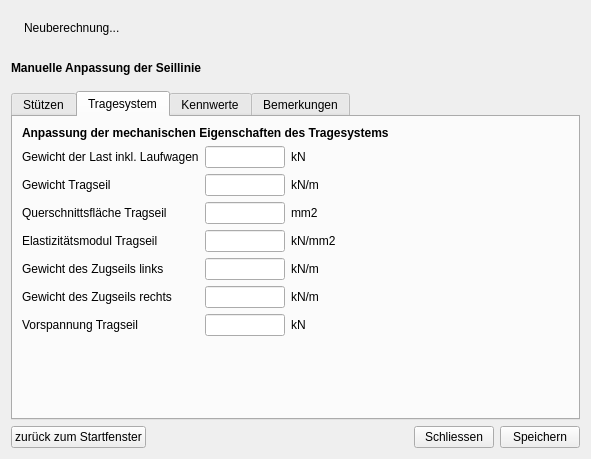
Above: gui/adjustmentDialog.ui from piMoll/SEILAPLAN before the change. Below: the same form after it.
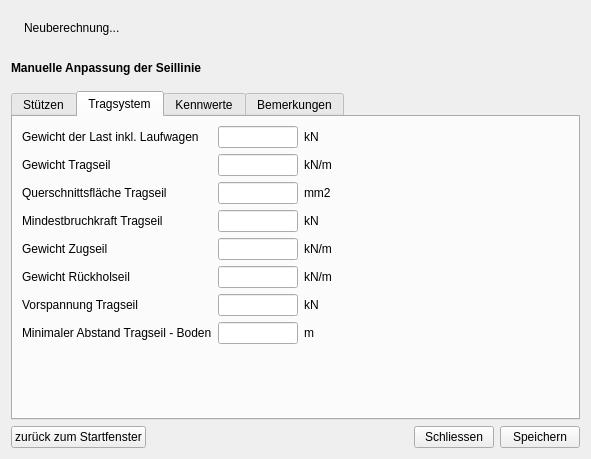
That is the form after the change. The open tabs and pages were chosen to show the change. Icons and pictures are not drawn.

The edit to the form file:
```diff
--- a/gui/adjustmentDialog.ui
+++ b/gui/adjustmentDialog.ui
@@ -366,22 +366,15 @@
        </widget>
        <widget class="QWidget" name="tabCableline">
         <attribute name="title">
-         <string>Tragesystem</string>
+         <string>Tragsystem</string>
         </attribute>
         <layout class="QGridLayout" name="gridLayout">
-         <item row="1" column="0">
+         <item row="0" column="0">
           <layout class="QGridLayout" name="gridLayout_3">
-           <item row="6" column="0">
-            <widget class="QLabel" name="label_10">
+           <item row="5" column="2">
+            <widget class="QLabel" name="label_14">
              <property name="text">
-              <string>Vorspannung Tragseil</string>
-             </property>
-            </widget>
-           </item>
-           <item row="2" column="0">
-            <widget class="QLabel" name="label_6">
-             <property name="text">
-              <string>Querschnittsfläche Tragseil</string>
+              <string>kN/m</string>
              </property>
             </widget>
            </item>
@@ -392,27 +385,6 @@
              </property>
             </widget>
            </item>
-           <item row="3" column="0">
-            <widget class="QLabel" name="label_7">
-             <property name="text">
-              <string>Elastizitätsmodul Tragseil</string>
-             </property>
-            </widget>
-           </item>
-           <item row="5" column="0">
-            <widget class="QLabel" name="label_9">
-             <property name="text">
-              <string>Gewicht des Zugseils rechts</string>
-             </property>
-            </widget>
-           </item>
-           <item row="3" column="2">
-            <widget class="QLabel" name="label_12">
-             <property name="text">
-              <string>kN/mm2</string>
-             </property>
-            </widget>
-           </item>
            <item row="0" column="2">
             <widget class="QLabel" name="label_3">
              <property name="text">
@@ -420,74 +392,10 @@
              </property>
             </widget>
            </item>
-           <item row="4" column="2">
-            <widget class="QLabel" name="label_13">
+           <item row="5" column="0">
+            <widget class="QLabel" name="label_9">
              <property name="text">
-              <string>kN/m</string>
-             </property>
-            </widget>
-           </item>
-           <item row="5" column="2">
-            <widget class="QLabel" name="label_14">
-             <property name="text">
-              <string>kN/m</string>
-             </property>
-            </widget>
-           </item>
-           <item row="2" column="2">
-            <widget class="QLabel" name="label_11">
-             <property name="text">
-              <string>mm2</string>
-             </property>
-            </widget>
-           </item>
-           <item row="4" column="0">
-            <widget class="QLabel" name="label_8">
-             <property name="text">
-              <string>Gewicht des Zugseils links</string>
-             </property>
-            </widget>
-           </item>
-           <item row="0" column="1">
-            <widget class="QLineEdit" name="fieldQ">
-             <property name="sizePolicy">
-              <sizepolicy hsizetype="Fixed" vsizetype="Preferred">
-               <horstretch>0</horstretch>
-               <verstretch>0</verstretch>
-              </sizepolicy>
-             </property>
-             <property name="minimumSize">
-              <size>
-               <width>80</width>
-               <height>0</height>
-              </size>
-             </property>
-             <property name="maximumSize">
-              <size>
-               <width>80</width>
-               <height>16777215</height>
-              </size>
-             </property>
-            </widget>
-           </item>
-           <item row="1" column="2">
-            <widget class="QLabel" name="label_5">
-             <property name="text">
-              <string>kN/m</string>
-             </property>
-            </widget>
-           </item>
-           <item row="1" column="0">
-            <widget class="QLabel" name="label_4">
-             <property name="text">
-              <string>Gewicht Tragseil</string>
-             </property>
-            </widget>
-           </item>
-           <item row="6" column="2">
-            <widget class="QLabel" name="label_15">
-             <property name="text">
-              <string>kN</string>
+              <string>Gewicht Rückholseil</string>
              </property>
             </widget>
            </item>
@@ -504,6 +412,77 @@
              </property>
             </spacer>
            </item>
+           <item row="2" column="2">
+            <widget class="QLabel" name="label_11">
+             <property name="text">
+              <string>mm2</string>
+             </property>
+            </widget>
+           </item>
+           <item row="6" column="0">
+            <widget class="QLabel" name="label_10">
+             <property name="text">
+              <string>Vorspannung Tragseil</string>
+             </property>
+            </widget>
+           </item>
+           <item row="1" column="0">
+            <widget class="QLabel" name="label_4">
+             <property name="text">
+              <string>Gewicht Tragseil</string>
+             </property>
+            </widget>
+           </item>
+           <item row="2" column="0">
+            <widget class="QLabel" name="label_6">
+             <property name="text">
+              <string>Querschnittsfläche Tragseil</string>
+             </property>
+            </widget>
+           </item>
+           <item row="4" column="1">
+            <widget class="QLineEdit" name="fieldqZ">
+             <property name="sizePolicy">
+              <sizepolicy hsizetype="Fixed" vsizetype="Preferred">
+               <horstretch>0</horstretch>
+               <verstretch>0</verstretch>
+              </sizepolicy>
+             </property>
+             <property name="minimumSize">
+              <size>
+               <width>80</width>
+               <height>0</height>
+              </size>
+             </property>
+             <property name="maximumSize">
+              <size>
+               <width>80</width>
+               <height>16777215</height>
+              </size>
+             </property>
+            </widget>
+           </item>
+           <item row="1" column="2">
+            <widget class="QLabel" name="label_5">
+             <property name="text">
+              <string>kN/m</string>
+             </property>
+            </widget>
+           </item>
+           <item row="4" column="2">
+            <widget class="QLabel" name="label_13">
+             <property name="text">
+              <string>kN/m</string>
+             </property>
+            </widget>
+           </item>
+           <item row="7" column="0">
+            <widget class="QLabel" name="label">
+             <property name="text">
+              <string>Minimaler Abstand Tragseil - Boden</string>
+             </property>
+            </widget>
+           </item>
            <item row="1" column="1">
             <widget class="QLineEdit" name="fieldqT">
              <property name="sizePolicy">
@@ -526,6 +505,28 @@
              </property>
             </widget>
            </item>
+           <item row="7" column="1">
+            <widget class="QLineEdit" name="fieldBabstMin">
+             <property name="sizePolicy">
+              <sizepolicy hsizetype="Fixed" vsizetype="Preferred">
+               <horstretch>0</horstretch>
+               <verstretch>0</verstretch>
+              </sizepolicy>
+             </property>
+             <property name="minimumSize">
+              <size>
+               <width>80</width>
+               <height>0</height>
+              </size>
+             </property>
+             <property name="maximumSize">
+              <size>
+               <width>80</width>
+               <height>16777215</height>
+              </size>
+             </property>
+            </widget>
+           </item>
            <item row="2" column="1">
             <widget class="QLineEdit" name="fieldA">
              <property name="sizePolicy">
@@ -548,52 +549,51 @@
              </property>
             </widget>
            </item>
-           <item row="3" column="1">
-            <widget class="QLineEdit" name="fieldE">
-             <property name="sizePolicy">
-              <sizepolicy hsizetype="Fixed" vsizetype="Preferred">
-               <horstretch>0</horstretch>
-               <verstretch>0</verstretch>
-              </sizepolicy>
-             </property>
-             <property name="minimumSize">
-              <size>
-               <width>80</width>
-               <height>0</height>
-              </size>
-             </property>
-             <property name="maximumSize">
-              <size>
-               <width>80</width>
-               <height>16777215</height>
-              </size>
+           <item row="6" column="2">
+            <widget class="QLabel" name="label_15">
+             <property name="text">
+              <string>kN</string>
              </property>
             </widget>
            </item>
-           <item row="4" column="1">
-            <widget class="QLineEdit" name="fieldqz1">
-             <property name="sizePolicy">
-              <sizepolicy hsizetype="Fixed" vsizetype="Preferred">
-               <horstretch>0</horstretch>
-               <verstretch>0</verstretch>
-              </sizepolicy>
-             </property>
-             <property name="minimumSize">
-              <size>
-               <width>80</width>
-               <height>0</height>
-              </size>
-             </property>
-             <property name="maximumSize">
-              <size>
-               <width>80</width>
-               <height>16777215</height>
-              </size>
+           <item row="7" column="2">
+            <widget class="QLabel" name="label_22">
+             <property name="text">
+              <string>m</string>
              </property>
             </widget>
            </item>
            <item row="5" column="1">
-            <widget class="QLineEdit" name="fieldqz2">
+            <widget class="QLineEdit" name="fieldqR">
+             <property name="sizePolicy">
+              <sizepolicy hsizetype="Fixed" vsizetype="Preferred">
+               <horstretch>0</horstretch>
+               <verstretch>0</verstretch>
+              </sizepolicy>
+             </property>
+             <property name="minimumSize">
+              <size>
+               <width>80</width>
+               <height>0</height>
+              </size>
+             </property>
+             <property name="maximumSize">
+              <size>
+               <width>80</width>
+               <height>16777215</height>
+              </size>
+             </property>
+            </widget>
+           </item>
+           <item row="4" column="0">
+            <widget class="QLabel" name="label_8">
+             <property name="text">
+              <string>Gewicht Zugseil</string>
+             </property>
+            </widget>
+           </item>
+           <item row="0" column="1">
+            <widget class="QLineEdit" name="fieldQ">
              <property name="sizePolicy">
               <sizepolicy hsizetype="Fixed" vsizetype="Preferred">
                <horstretch>0</horstretch>
@@ -636,26 +636,45 @@
              </property>
             </widget>
            </item>
-          </layout>
-         </item>
-         <item row="0" column="0">
-          <layout class="QVBoxLayout" name="verticalLayout">
-           <item>
-            <widget class="QLabel" name="label">
-             <property name="font">
-              <font>
-               <weight>75</weight>
-               <bold>true</bold>
-              </font>
+           <item row="3" column="0">
+            <widget class="QLabel" name="label_12">
+             <property name="text">
+              <string>Mindestbruchkraft Tragseil</string>
              </property>
+            </widget>
+           </item>
+           <item row="3" column="1">
+            <widget class="QLineEdit" name="fieldMBK">
+             <property name="sizePolicy">
+              <sizepolicy hsizetype="Fixed" vsizetype="Preferred">
+               <horstretch>0</horstretch>
+               <verstretch>0</verstretch>
+              </sizepolicy>
+             </property>
+             <property name="minimumSize">
+              <size>
+               <width>80</width>
+               <height>0</height>
+              </size>
+             </property>
+             <property name="maximumSize">
+              <size>
+               <width>80</width>
+               <height>16777215</height>
+              </size>
+             </property>
+            </widget>
+           </item>
+           <item row="3" column="2">
+            <widget class="QLabel" name="label_23">
              <property name="text">
-              <string>Anpassung der mechanischen Eigenschaften des Tragesystems</string>
+              <string>kN</string>
              </property>
             </widget>
            </item>
           </layout>
          </item>
-         <item row="2" column="0">
+         <item row="1" column="0">
           <spacer name="verticalSpacer_2">
            <property name="orientation">
             <enum>Qt::Vertical</enum>
```
